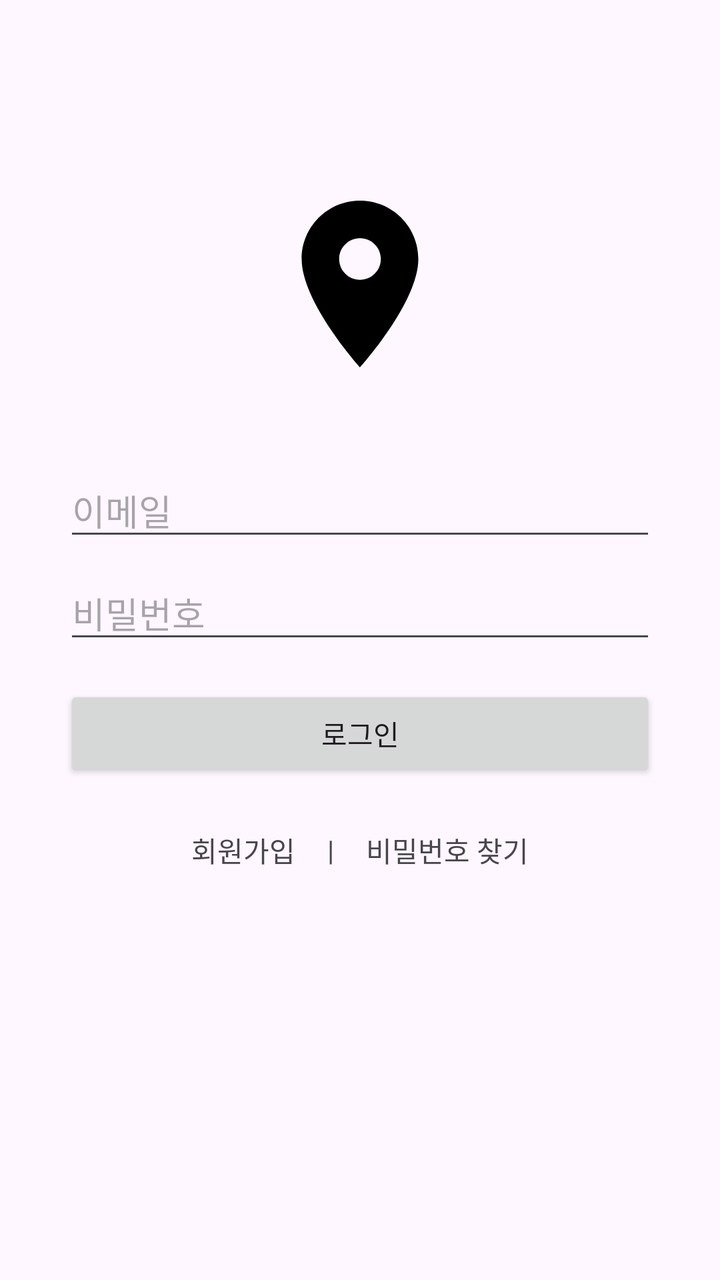
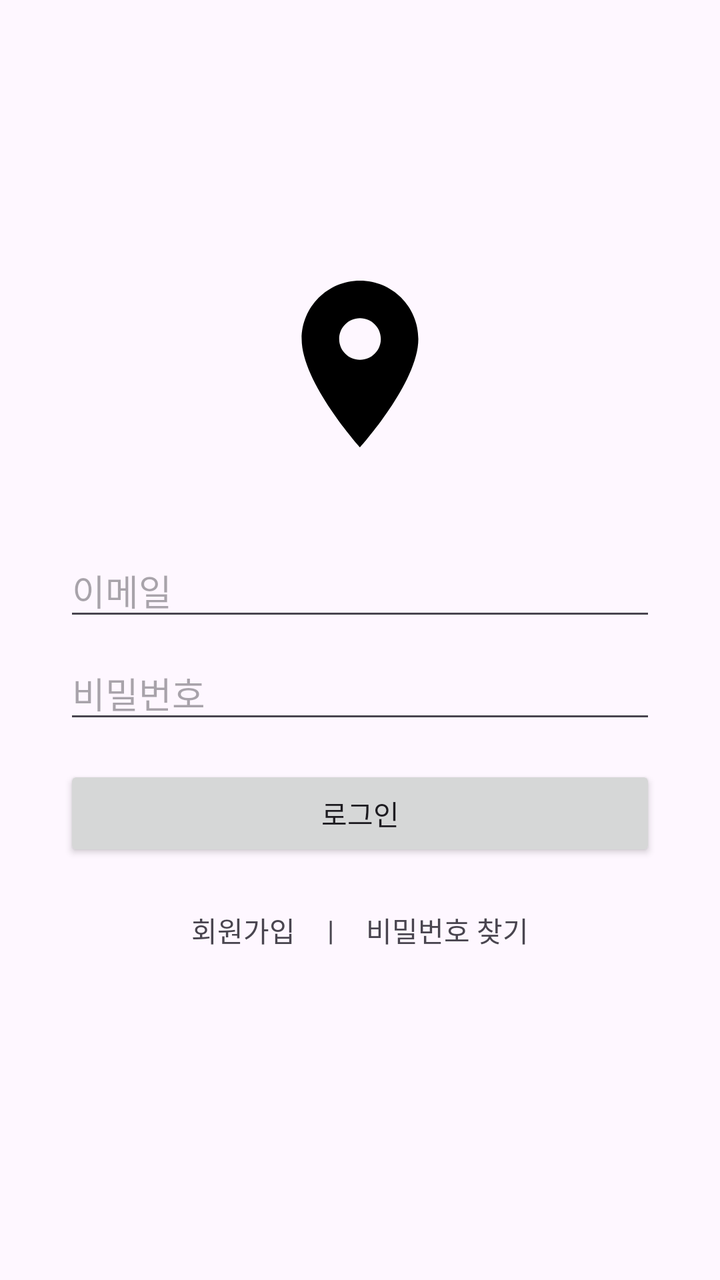

An Android layout rendered at two revisions. The XML below is the earlier revision; the diff shows what the commit changed to produce the second picture.
<!-- AndroidManifest.xml: application theme Theme.SocialMyMap -->
<!-- res/layout/activity_login.xml -->
<?xml version="1.0" encoding="utf-8"?>
<LinearLayout xmlns:android="http://schemas.android.com/apk/res/android"
    android:layout_width="match_parent"
    android:layout_height="match_parent"
    android:orientation="vertical"
    android:gravity="center_horizontal"
    android:padding="32dp">

    <ImageView
        android:layout_width="100dp"
        android:layout_height="100dp"
        android:layout_marginTop="60dp"
        android:layout_marginBottom="40dp"
        android:src="@drawable/ic_feature_marker" />

    <EditText
        android:id="@+id/et_email"
        android:layout_width="match_parent"
        android:layout_height="wrap_content"
        android:hint="이메일"
        android:inputType="textEmailAddress"
        android:layout_marginBottom="8dp"/>

    <EditText
        android:id="@+id/et_password"
        android:layout_width="match_parent"
        android:layout_height="wrap_content"
        android:hint="비밀번호"
        android:inputType="textPassword"
        android:layout_marginBottom="16dp"/>

    <Button
        android:id="@+id/btn_login"
        android:layout_width="match_parent"
        android:layout_height="wrap_content"
        android:text="로그인" />

    <LinearLayout
        android:layout_width="match_parent"
        android:layout_height="wrap_content"
        android:orientation="horizontal"
        android:gravity="center"
        android:layout_marginTop="16dp">

        <TextView
            android:id="@+id/tv_register"
            android:layout_width="wrap_content"
            android:layout_height="wrap_content"
            android:text="회원가입"
            android:padding="8dp"/>

        <TextView
            android:layout_width="wrap_content"
            android:layout_height="wrap_content"
            android:text="|"
            android:padding="8dp"/>

        <TextView
            android:id="@+id/tv_find_password"
            android:layout_width="wrap_content"
            android:layout_height="wrap_content"
            android:text="비밀번호 찾기"
            android:padding="8dp"/>
    </LinearLayout>

</LinearLayout>
<!-- resources referenced by this layout -->
<resources>
  <!-- drawable ic_feature_marker (drawable) -->
  <vector xmlns:android="http://schemas.android.com/apk/res/android" android:height="24dp" android:tint="#000000" android:viewportHeight="24" android:viewportWidth="24" android:width="24dp">
        
      <path android:fillColor="@android:color/white" android:pathData="M12,2C8.13,2 5,5.13 5,9c0,5.25 7,13 7,13s7,-7.75 7,-13c0,-3.87 -3.13,-7 -7,-7zM12,11.5c-1.38,0 -2.5,-1.12 -2.5,-2.5s1.12,-2.5 2.5,-2.5 2.5,1.12 2.5,2.5 -1.12,2.5 -2.5,2.5z"/>
      
  </vector>
  <style name="Theme.SocialMyMap" parent="Base.Theme.SocialMyMap" />
  <style name="Base.Theme.SocialMyMap" parent="Theme.Material3.DayNight">
      
      <item name="colorPrimary">#2196F3</item>
      <item name="colorPrimaryVariant">#1976D2</item>
      <item name="colorOnPrimary">@color/white</item>
      
      <item name="colorSecondary">#03A9F4</item>
      <item name="colorSecondaryVariant">#0288D1</item>
      <item name="colorOnSecondary">@color/black</item>
      
      <item name="android:statusBarColor" tools:targetApi="l">?attr/colorPrimaryVariant</item>
      
    </style>
  <color name="white">#FFFFFFFF</color>
  <color name="black">#FF000000</color>
</resources>

<!-- the commit's change to res/layout/activity_login.xml (unified diff, before → after) -->
@@ -9,7 +9,7 @@
     <ImageView
         android:layout_width="100dp"
         android:layout_height="100dp"
-        android:layout_marginTop="60dp"
+        android:layout_marginTop="100dp"
         android:layout_marginBottom="40dp"
         android:src="@drawable/ic_feature_marker" />
 
